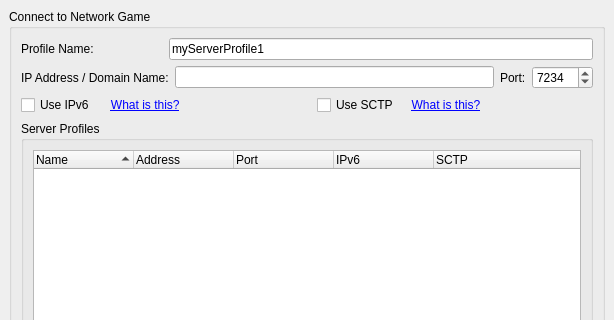
First picture: the form in src/gui/qt/joinnetworkgamedialog.ui, repository pokerth/pokerth, before the edit; both pictures show x 0 to 614 and y 0 to 320 of the 614 by 458 pixel window.
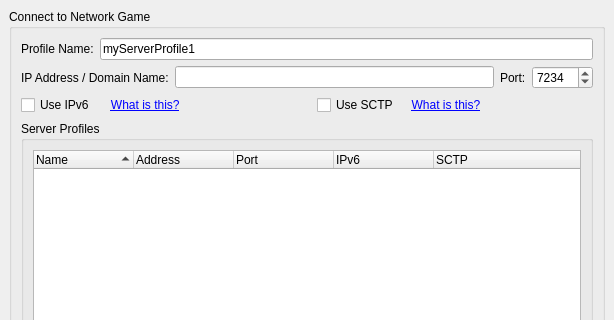
Second picture: the form after the edit.

Commit message: bugfix: 0000016: Join network game without giving address = crash

Diff of the .ui file:
```diff
--- a/src/gui/qt/joinnetworkgamedialog.ui
+++ b/src/gui/qt/joinnetworkgamedialog.ui
@@ -69,7 +69,9 @@
       <string>Connect to Network Game</string>
      </property>
      <layout class="QGridLayout" name="gridLayout">
-      <item row="0" column="0">
+      <item row="0" column="0" colspan="2">
+       <layout class="QHBoxLayout" name="horizontalLayout_2">
+        <item>
        <widget class="QLabel" name="label_4">
         <property name="text">
          <string>Profile Name:</string>
@@ -79,14 +81,16 @@
         </property>
        </widget>
       </item>
-      <item row="0" column="1" colspan="2">
+        <item>
        <widget class="QLineEdit" name="lineEdit_profileName">
         <property name="text">
          <string>myServerProfile1</string>
         </property>
        </widget>
       </item>
-      <item row="1" column="0" colspan="3">
+       </layout>
+      </item>
+      <item row="1" column="0" colspan="2">
        <layout class="QHBoxLayout" name="horizontalLayout">
         <item>
          <widget class="QLabel" name="label">
@@ -126,7 +130,7 @@
         </item>
        </layout>
       </item>
-      <item row="2" column="0" colspan="2">
+      <item row="2" column="0">
        <layout class="QHBoxLayout">
         <property name="spacing">
          <number>6</number>
@@ -169,7 +173,7 @@
         </item>
        </layout>
       </item>
-      <item row="2" column="2">
+      <item row="2" column="1">
        <layout class="QHBoxLayout">
         <property name="spacing">
          <number>6</number>
@@ -212,7 +216,7 @@
         </item>
        </layout>
       </item>
-      <item row="3" column="0" colspan="3">
+      <item row="3" column="0" colspan="2">
        <widget class="QGroupBox" name="groupBox_2">
         <property name="title">
          <string>Server Profiles</string>
```
Lines whose indentation alone changed are shown as unchanged. The commit also changes 2 other files.
